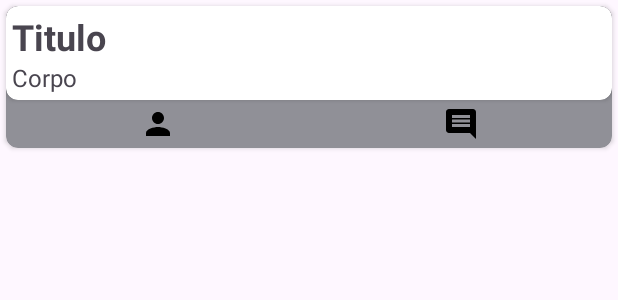
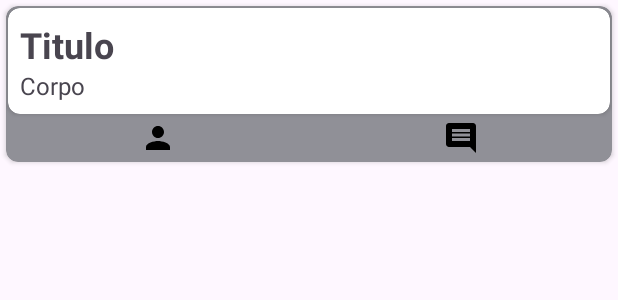
Before and after one commit to ftanaka13/Retrofit-JsonPlaceHolder, an Android app: the layout post_item.xml on its own in the app's theme, with its tools: preview values and no code run, on a phone screen of 412 x 824 dp. Shown: the top 300 px of the screen. Run offline under Robolectric (Android 15) with nearby library versions, the phone set to English and light mode, and no system bars.

Commit message:
mexi nas margens

```diff
--- a/app/src/main/res/layout/post_item.xml
+++ b/app/src/main/res/layout/post_item.xml
@@ -27,6 +27,7 @@
                 android:id="@+id/cardViewPost"
                 android:layout_width="0dp"
                 android:layout_height="wrap_content"
+                android:layout_margin="1dp"
                 app:cardCornerRadius="8dp"
                 app:layout_constraintEnd_toEndOf="parent"
                 app:layout_constraintStart_toStartOf="parent"
@@ -36,7 +37,7 @@
                     android:id="@+id/constraintLayoutPost"
                     android:layout_width="match_parent"
                     android:layout_height="match_parent"
-                    android:layout_margin="4dp">
+                    android:layout_margin="8dp">
 
                     <TextView
                         android:id="@+id/textViewPostTitulo"
```
